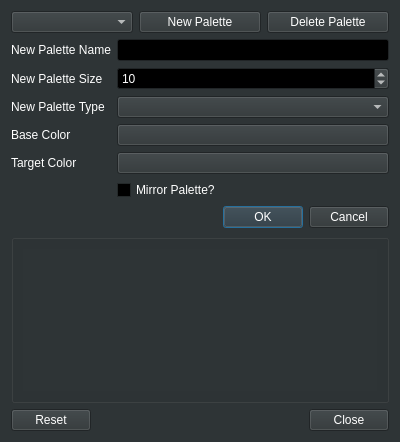
The window that src/widget/palettecontrol.ui (8bitbuddhist/PixelMaestro-Studio) describes before a commit, drawn with Qt 5.
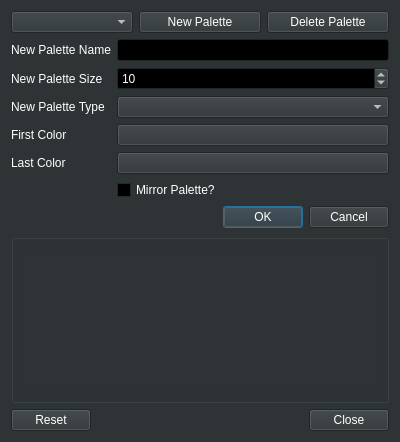
The same window after the commit.

Patch:
```diff
--- a/src/widget/palettecontrol.ui
+++ b/src/widget/palettecontrol.ui
@@ -511,7 +511,7 @@
      <item row="3" column="0">
       <widget class="QLabel" name="baseColorLabel">
        <property name="text">
-        <string>Base Color</string>
+        <string>First Color</string>
        </property>
       </widget>
      </item>
@@ -532,7 +532,7 @@
      <item row="4" column="0">
       <widget class="QLabel" name="targetColorLabel">
        <property name="text">
-        <string>Target Color</string>
+        <string>Last Color</string>
        </property>
       </widget>
      </item>
```
Left out of the diff: 30 changed lines with no effect on the pictures.
